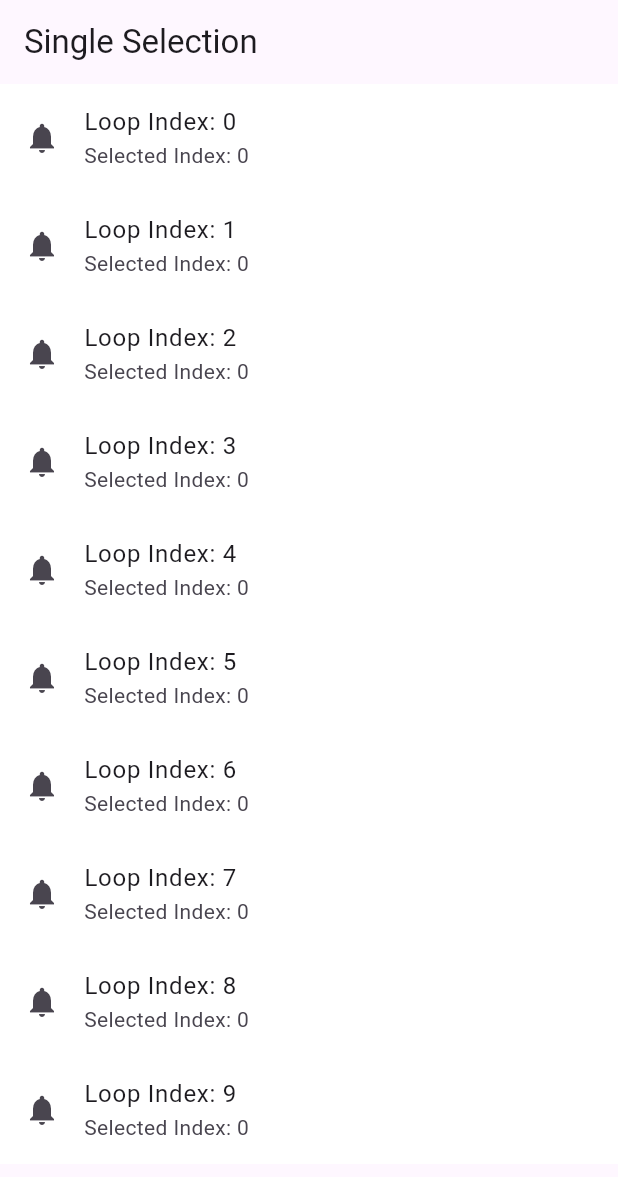
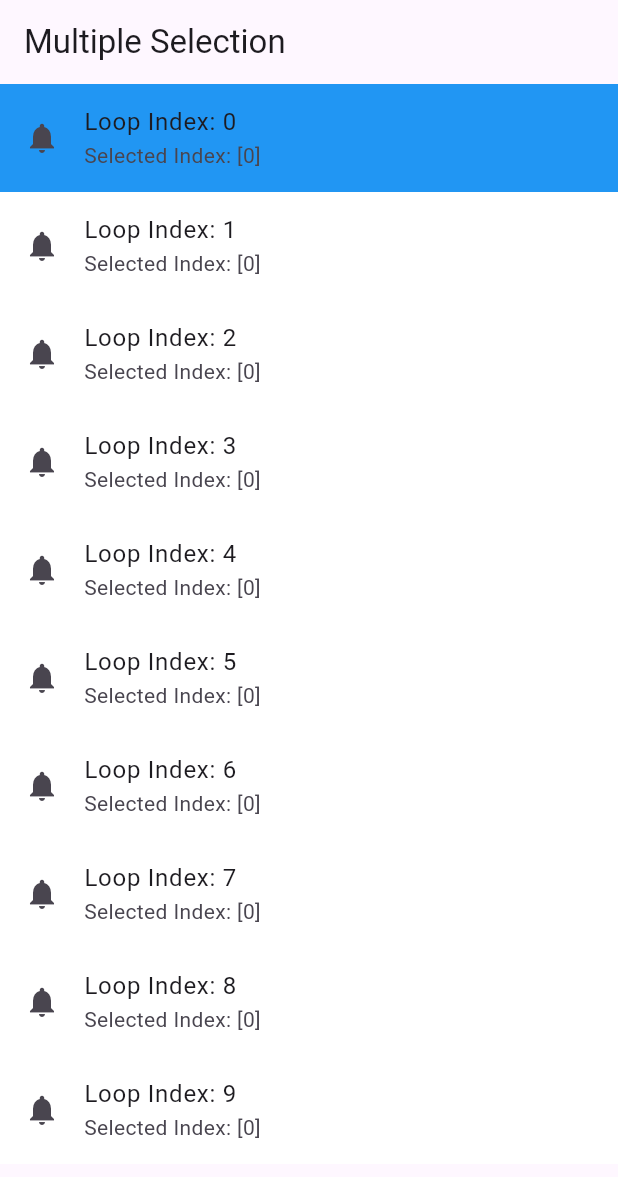
Before and after one commit to MuhammadAliKust/Flutter-B13, a Flutter app: the screen it shows after launch, after a tap on an icon or button, on a phone screen of 412 x 824 dp. Shown: the top 1177 px of the screen. Run offline on Flutter 3.47's test engine with Material 3 defaults, Android fonts, the phone set to English and light mode, and no system bars; our stand-ins replace image_picker, string_validator.

Commit message:
Multiple Selection Done

```diff
--- a/lib/main.dart
+++ b/lib/main.dart
@@ -2,7 +2,9 @@ import 'package:flutter/material.dart';
 import 'package:flutter_b14/list_tile.dart';
 import 'package:flutter_b14/list_view_demo.dart';
 import 'package:flutter_b14/login.dart';
+import 'package:flutter_b14/multiple_selection.dart';
 import 'package:flutter_b14/single_selection.dart';
+import 'package:flutter_b14/task_view.dart';
 
 import 'file_image.dart';
 
@@ -16,7 +18,7 @@ class MyApp extends StatelessWidget {
   @override
   Widget build(BuildContext context) {
     return MaterialApp(
-      home: SingleSelectionView(),
+      home: MultipleSelectionView(),
     );
   }
 }
--- /dev/null
+++ b/lib/multiple_selection.dart
@@ -0,0 +1,40 @@
+import 'package:flutter/material.dart';
+
+class MultipleSelectionView extends StatefulWidget {
+  MultipleSelectionView({super.key});
+
+  @override
+  State<MultipleSelectionView> createState() => _MultipleSelectionViewState();
+}
+
+class _MultipleSelectionViewState extends State<MultipleSelectionView> {
+  List<int> selectedIndex = [];
+
+  @override
+  Widget build(BuildContext context) {
+    return Scaffold(
+      appBar: AppBar(
+        title: Text("Multiple Selection"),
+      ),
+      body: ListView.builder(
+          itemCount: 10,
+          itemBuilder: (context, i) {
+            return ListTile(
+              onTap: () {
+                if (selectedIndex.contains(i)) {
+                  selectedIndex.remove(i);
+                } else {
+                  selectedIndex.add(i);
+                }
+
+                setState(() {});
+              },
+              leading: Icon(Icons.notifications),
+              title: Text("Loop Index: $i"),
+              subtitle: Text("Selected Index: $selectedIndex"),
+              tileColor: selectedIndex.contains(i) ? Colors.blue : Colors.white,
+            );
+          }),
+    );
+  }
+}
```
Also changed, not shown: lib/task_view.dart (added, +51 -0 lines).
